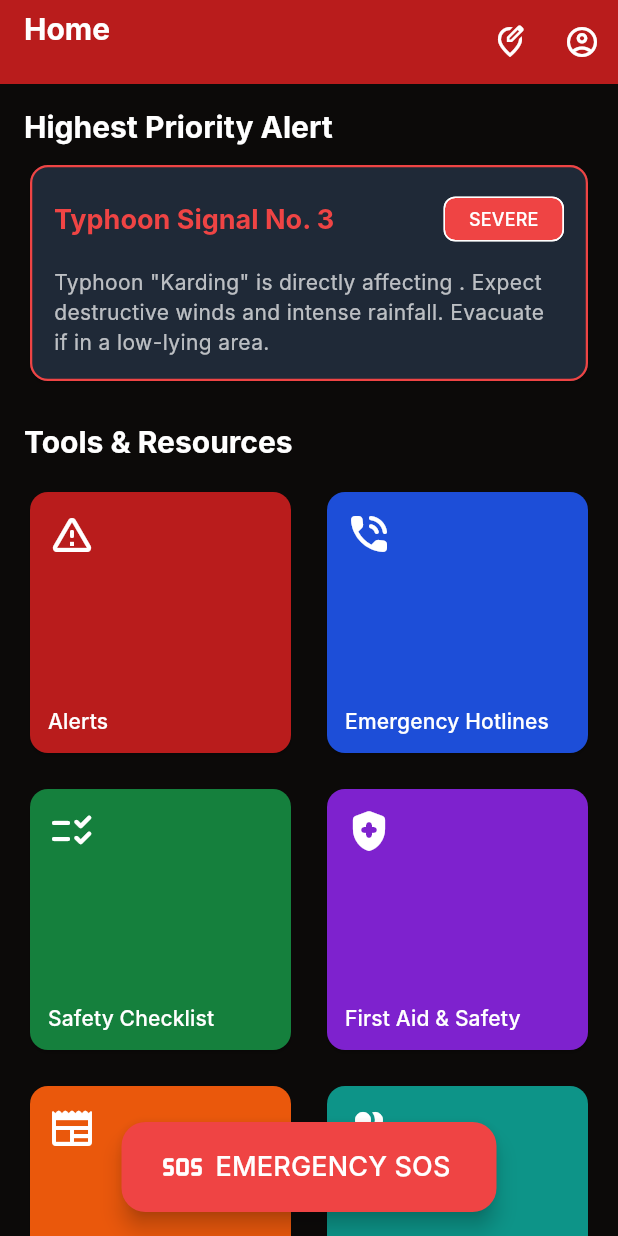
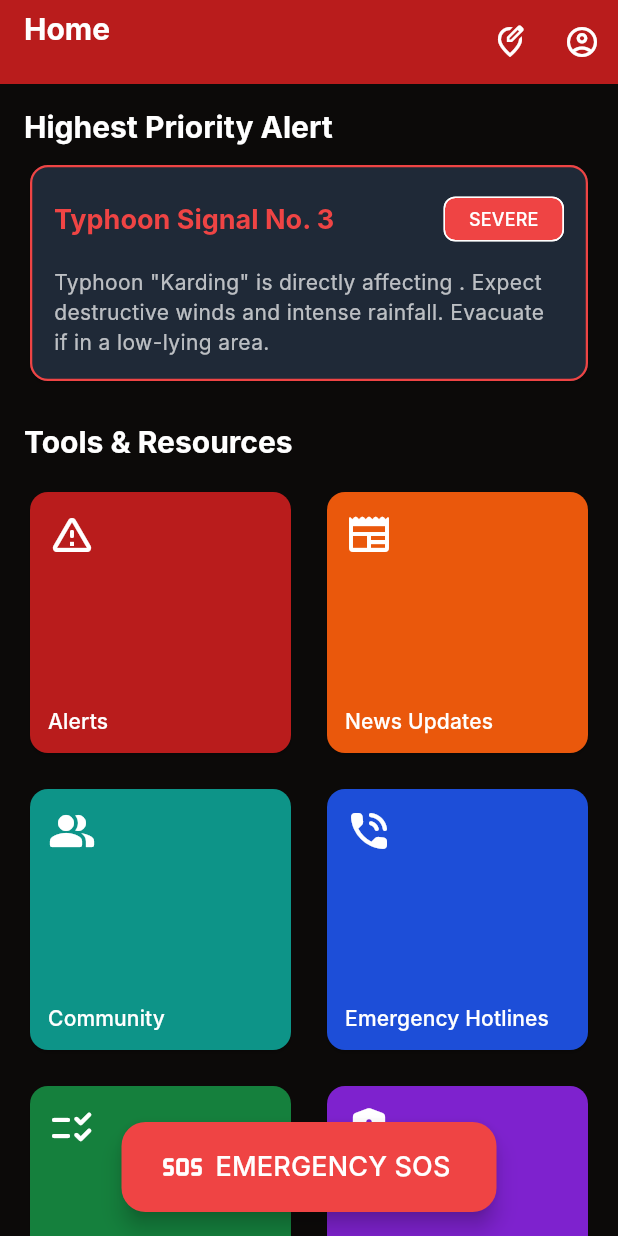
Before and after one commit to slvr123/ligtas-ph, a Flutter app: the screen it shows once a user with an empty profile is signed in, on a phone screen of 412 x 824 dp. Run offline on Flutter 3.47's test engine with Material 3 defaults, Android fonts, the phone set to English and light mode, and no system bars; our stand-ins replace audioplayers, cloud_firestore, firebase_auth, firebase_core, geocoding, geolocator and 2 more; missing offline and left inert: torch_light; accounts and stored records are empty; Roboto replaces fonts that are missing (Inter).

Commit message:
save local work

```diff
--- a/lib/screens/home_screen.dart
+++ b/lib/screens/home_screen.dart
@@ -197,6 +197,7 @@ class HomeScreen extends StatelessWidget {
             mainAxisSpacing: 16,
             crossAxisSpacing: 16,
             children: [
+              // Top row: Alerts, News Updates
               HomeGridButton(
                 text: 'Alerts',
                 icon: Icons.warning_amber_rounded,
@@ -204,11 +205,31 @@ class HomeScreen extends StatelessWidget {
                 onTap: () => Navigator.push(context, MaterialPageRoute(builder: (_) => AlertsScreen(location: location))),
               ),
               HomeGridButton(
+                text: 'News Updates',
+                icon: Icons.newspaper_rounded,
+                color: const Color(0xFFea580c),
+                onTap: () => Navigator.push(
+                  context,
+                  MaterialPageRoute(builder: (_) => NewsUpdatesScreen(location: location)),
+                ),
+              ),
+              // Middle row: Community, Emergency Hotlines
+              HomeGridButton(
+                text: 'Community',
+                icon: Icons.people_alt_rounded,
+                color: const Color(0xFF0d9488),
+                onTap: () => Navigator.push(
+                  context,
+                  MaterialPageRoute(builder: (_) => const CommunityScreen()),
+                ),
+              ),
+              HomeGridButton(
                 text: 'Emergency Hotlines',
                 icon: Icons.phone_in_talk_rounded,
                 color: const Color(0xFF1d4ed8), // Blue for communication
                 onTap: () => Navigator.push(context, MaterialPageRoute(builder: (_) => HotlinesScreen(location: location))),
               ),
+              // Bottom row: Safety Checklist, First Aid & Safety
               HomeGridButton(
                 text: 'Safety Checklist',
                 icon: Icons.checklist_rtl_rounded,
@@ -221,24 +242,6 @@ class HomeScreen extends StatelessWidget {
                 color: const Color(0xFF7e22ce), // Purple for health
                 onTap: () => Navigator.push(context, MaterialPageRoute(builder: (_) => const HealthSafetyScreen())),
               ),
-              HomeGridButton(
-                text: 'News Updates',
-                icon: Icons.newspaper_rounded,
-                color: const Color(0xFFea580c),
-                onTap: () => Navigator.push(
-                  context,
-                  MaterialPageRoute(builder: (_) => NewsUpdatesScreen(location: location)),
-                ),
-              ),
-              HomeGridButton(
-                text: 'Community',
-                icon: Icons.people_alt_rounded,
-                color: const Color(0xFF0d9488),
-                onTap: () => Navigator.push(
-                  context,
-                  MaterialPageRoute(builder: (_) => const CommunityScreen()),
-                ),
-              ),
             ],
           ),
         ],
--- a/lib/screens/news_updates_screen.dart
+++ b/lib/screens/news_updates_screen.dart
@@ -32,7 +32,7 @@ class _NewsUpdatesScreenState extends State<NewsUpdatesScreen> {
     'earthquake': ['earthquake', 'lindol', 'tremor', 'aftershock', 'magnitude', 'seismic'],
     'flood': ['flood', 'baha', 'inundation', 'overflow', 'rain', 'ulan'],
     'fire': ['fire', 'sunog', 'blaze', 'flames'],
-    'volcano': ['volcano', 'bulkan', 'eruption', 'lava', 'ash', 'mayon', 'taal', 'pinatubo'],
+    'volcano': ['volcano', 'bulkan', 'eruption', 'lava', 'mayon', 'taal', 'pinatubo'],
   };
 
   final List<Map<String, dynamic>> _filters = [
```
Also changed, not shown: pubspec.lock, 5 other files.
